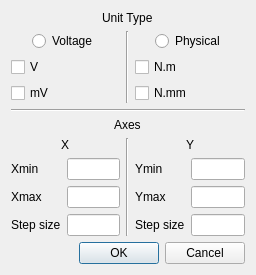
First picture: the form in dialtorplot.ui, repository dkyabuki/ICT, before the edit.
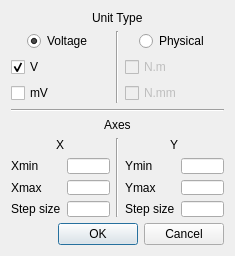
Second picture: the form after the edit.

```diff
--- a/dialtorplot.ui
+++ b/dialtorplot.ui
@@ -6,14 +6,35 @@
    <rect>
     <x>0</x>
     <y>0</y>
-    <width>256</width>
+    <width>235</width>
     <height>256</height>
    </rect>
   </property>
+  <property name="sizePolicy">
+   <sizepolicy hsizetype="Fixed" vsizetype="Fixed">
+    <horstretch>0</horstretch>
+    <verstretch>0</verstretch>
+   </sizepolicy>
+  </property>
+  <property name="minimumSize">
+   <size>
+    <width>235</width>
+    <height>256</height>
+   </size>
+  </property>
+  <property name="maximumSize">
+   <size>
+    <width>235</width>
+    <height>256</height>
+   </size>
+  </property>
   <property name="windowTitle">
    <string>Dialog</string>
   </property>
   <layout class="QGridLayout" name="gridLayout">
+   <property name="sizeConstraint">
+    <enum>QLayout::SetDefaultConstraint</enum>
+   </property>
    <item row="0" column="0" colspan="5" alignment="Qt::AlignHCenter">
     <widget class="QLabel" name="label">
      <property name="sizePolicy">
@@ -38,7 +59,10 @@
     </widget>
    </item>
    <item row="2" column="3" colspan="2">
-    <widget class="QCheckBox" name="degCheck">
+    <widget class="QCheckBox" name="nmCheck">
+     <property name="enabled">
+      <bool>false</bool>
+     </property>
      <property name="text">
       <string>N.m</string>
      </property>
@@ -65,7 +89,10 @@
     </widget>
    </item>
    <item row="3" column="3" colspan="2">
-    <widget class="QCheckBox" name="radCheck">
+    <widget class="QCheckBox" name="nmmCheck">
+     <property name="enabled">
+      <bool>false</bool>
+     </property>
      <property name="text">
       <string>N.mm</string>
      </property>
@@ -93,6 +120,9 @@
      <property name="text">
       <string>V</string>
      </property>
+     <property name="checked">
+      <bool>true</bool>
+     </property>
      <attribute name="buttonGroup">
       <string notr="true">buttonGroup_3</string>
      </attribute>
@@ -108,7 +138,11 @@
       </widget>
      </item>
      <item row="0" column="1">
-      <widget class="QLineEdit" name="yminLineEdit_2"/>
+      <widget class="QLineEdit" name="yminLineEdit">
+       <property name="enabled">
+        <bool>true</bool>
+       </property>
+      </widget>
      </item>
      <item row="1" column="0">
       <widget class="QLabel" name="ymaxLabel_2">
@@ -118,7 +152,11 @@
       </widget>
      </item>
      <item row="1" column="1">
-      <widget class="QLineEdit" name="ymaxLineEdit_2"/>
+      <widget class="QLineEdit" name="ymaxLineEdit">
+       <property name="enabled">
+        <bool>true</bool>
+       </property>
+      </widget>
      </item>
      <item row="2" column="0">
       <widget class="QLabel" name="stepSizeLabel_3">
@@ -128,7 +166,11 @@
       </widget>
      </item>
      <item row="2" column="1">
-      <widget class="QLineEdit" name="stepSizeLineEdit_3"/>
+      <widget class="QLineEdit" name="stepSizeYLineEdit">
+       <property name="enabled">
+        <bool>true</bool>
+       </property>
+      </widget>
      </item>
     </layout>
    </item>
@@ -194,6 +236,9 @@
      <property name="text">
       <string>Voltage</string>
      </property>
+     <property name="checked">
+      <bool>true</bool>
+     </property>
      <attribute name="buttonGroup">
       <string notr="true">buttonGroup_2</string>
      </attribute>
```
Left out of the diff: 69 changed lines with no effect on the pictures.
